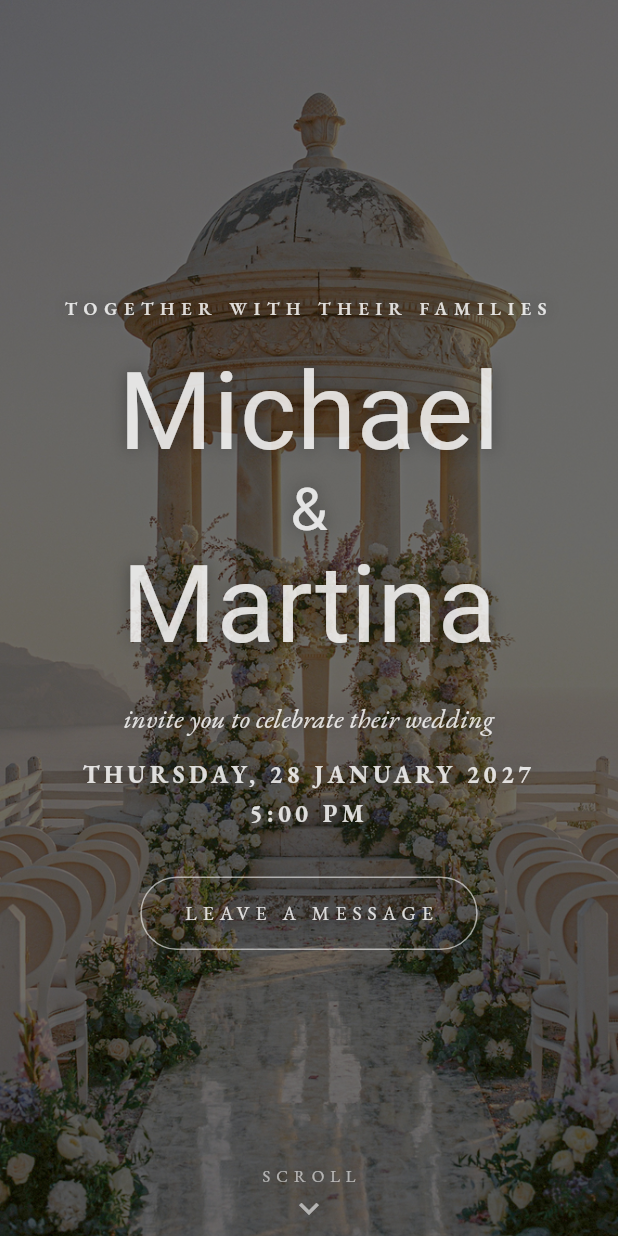
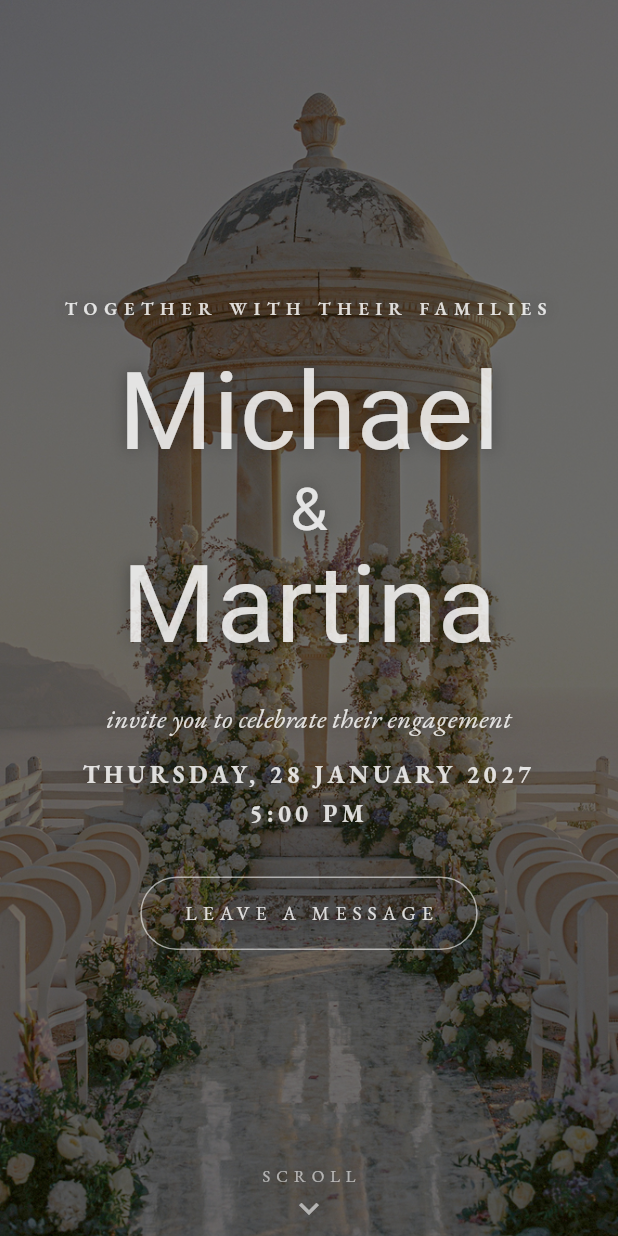
Before and after one commit to michaelosama39/wedding_invitation, a Flutter app: the InvitationPage screen opened directly, on a phone screen of 412 x 824 dp. Run offline on Flutter 3.47's test engine with Material 3 defaults, Android fonts, the phone set to English and light mode, and no system bars; our stand-ins replace audioplayers, carousel_slider, cloud_firestore, firebase_core, google_fonts; accounts and stored records are empty; Roboto replaces fonts that are missing (Pinyon Script).

Commit message:
Update wedding invitation text to reflect engagement celebration

```diff
--- a/lib/data/wedding_data.dart
+++ b/lib/data/wedding_data.dart
@@ -10,14 +10,7 @@ class WeddingData {
   static const dateLabel = 'Thursday, 28 January 2027\n5:00 PM';
 
   static const heroIntro = 'Together with their families';
-  static const heroByline = 'invite you to celebrate their wedding';
-
-  static const welcomeTitle = 'Benvenuti';
-  static const story =
-      'We met on a late summer evening in Florence, sharing a table at a crowded '
-      'trattoria. Years of long walks, slow dinners and countless sunsets later, '
-      'we are returning to the hills of Tuscany to say "sì" — and we would love '
-      'nothing more than to have you there beside us.';
+  static const heroByline = 'invite you to celebrate their engagement';
 
   // location
   static const locationName = 'Villa Le Colline';
```
